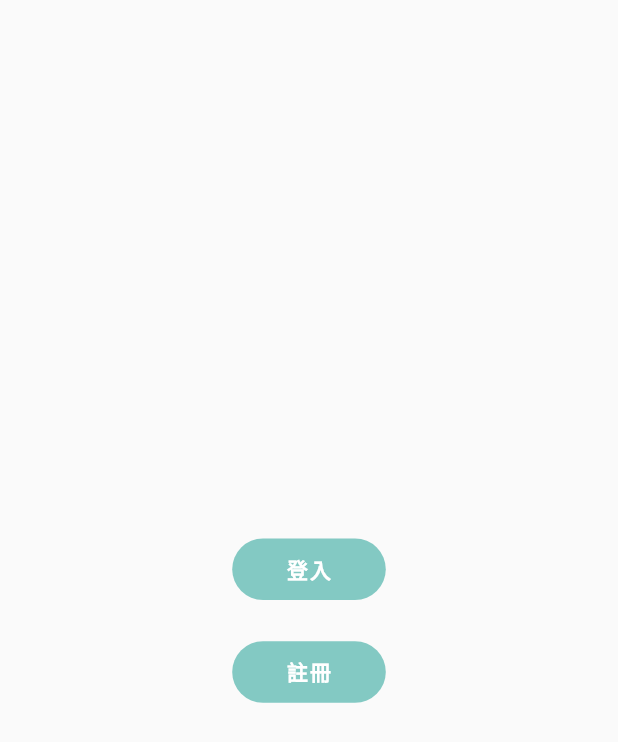
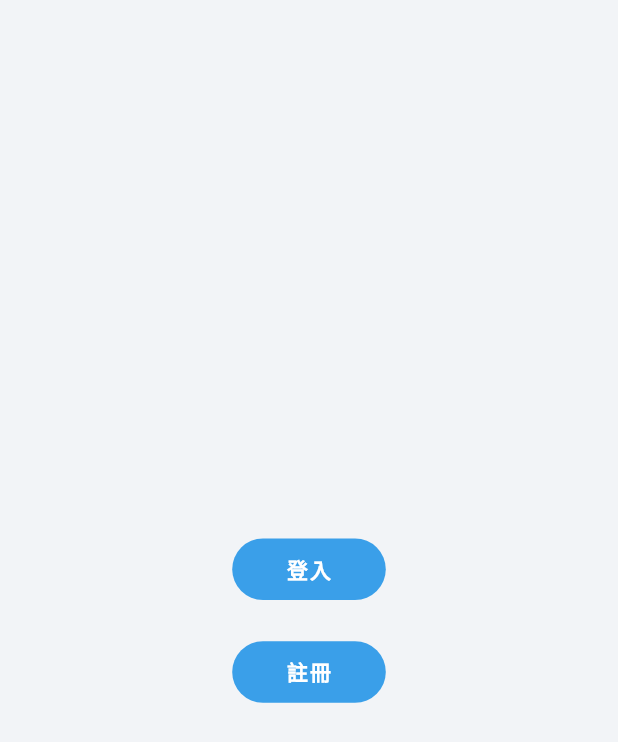
Before and after one commit to FooJiaYin/laundry-savior, a Flutter app: the screen it shows after launch, on a phone screen of 412 x 824 dp. Shown: the top 742 px of the screen. Run offline on Flutter 3.47's test engine with Material 2 defaults, Android fonts, the phone set to English and light mode, and no system bars; our stand-ins replace dio, shared_preferences.

Commit message:
feat: Configure theme colors

```diff
--- a/lib/theme/colors.dart
+++ b/lib/theme/colors.dart
@@ -1,18 +1,64 @@
 import 'package:flutter/material.dart';
 
 class ThemeColors {
-  static const primaryColor = cyan;
+  static const primaryColor = blue;
   static const primaryLight = Color(0xFFE6F3F5);
   static const primaryDark = Color(0xFF00727C);
-  static const secondaryColor = purple;
-  static const textColor = Color(0xFF505050);
-  static const backgroundColor = Color(0xFFFAFAFA);
-  static const cyan = Color(0xFF83C9C3);
-  static const purple = Color(0xFFAC92CC);
-  static const primaryGradient = greenPurpleGradient;
-  static const greenPurpleGradient = LinearGradient(
+  static const secondaryColor = royalBlue;
+  static const textColor = darkGrey;
+  static const backgroundColor = Color(0xFFF2F4F7);
+  static const blue = Color(0xFF3A9FE9);
+  static const royalBlue = Color(0xFF547EEC);
+  static const green = Color(0xFF58C789);
+  static const cyan = Color(0xFF47B1BE);
+  static const magenta = Color(0xFFD83496);
+  static const pink = Color(0xFFEC54AF);
+  static const coral = Color(0xFFED7474);
+  static const grey = Color(0xFF949FBB);
+  static const grey30 = Color(0x4C949FBB);
+  static const lightGrey = Color(0xFFD6DCEC);
+  static const darkGrey = Color(0xFF6B7897);
+  static const primaryGradient = blueLinearGradient;
+  static const blueLinearGradient = LinearGradient(
     begin: Alignment.topCenter,
     end: Alignment.bottomCenter,
-    colors: [cyan, purple],
+    colors: [blue, royalBlue],
+  );
+  static const blueRingGradient = LinearGradient(
+    begin: Alignment.topLeft,
+    end: Alignment.bottomRight,
+    colors: [blue, royalBlue],
+  );
+  static const blueRadialGradient = RadialGradient(
+    colors: [blue, royalBlue],
+  );
+  static const pinkLinearGradient = LinearGradient(
+    begin: Alignment.topCenter,
+    end: Alignment.bottomCenter,
+    colors: [coral, magenta],
+  );
+  static const pinkRingGradient = LinearGradient(
+    begin: Alignment.topLeft,
+    end: Alignment.bottomRight,
+    colors: [coral, magenta],
+  );
+  static const pinkRadialGradient = RadialGradient(
+    colors: [magenta, coral],
+  );
+  static const greenLinearGradient = LinearGradient(
+    begin: Alignment.topCenter,
+    end: Alignment.bottomCenter,
+    colors: [green, cyan],
+  );
+  static const greenRingGradient = LinearGradient(
+    begin: Alignment.topLeft,
+    end: Alignment.bottomRight,
+    colors: [green, cyan],
+  );
+  var greyRadialGradient = RadialGradient(
+    colors: [grey.withAlpha(64), grey.withAlpha(77)],
+  );
+  var darkGreyRadialGradient = RadialGradient(
+    colors: [darkGrey.withAlpha(161), darkGrey.withAlpha(87)],
   );
 }
```
